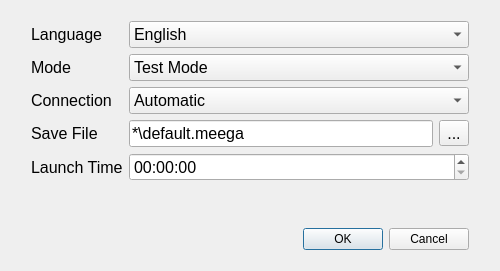
The window that MEEGA-Groundstation/UI-Files/MEEGA_startup.ui (JanNiklasJuedt/MEEGA-Software) describes before a commit, drawn with Qt 5.
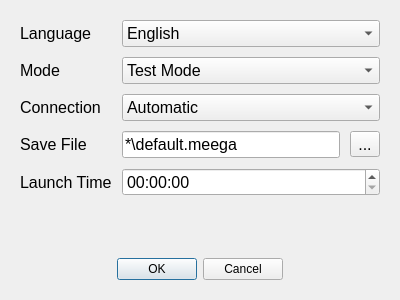
The same window after the commit.

Patch:
```diff
--- a/MEEGA-Groundstation/UI-Files/MEEGA_startup.ui
+++ b/MEEGA-Groundstation/UI-Files/MEEGA_startup.ui
@@ -12,8 +12,8 @@
    <rect>
     <x>0</x>
     <y>0</y>
-    <width>500</width>
-    <height>271</height>
+    <width>400</width>
+    <height>300</height>
    </rect>
   </property>
   <property name="sizePolicy">
@@ -40,55 +40,19 @@
    <bool>true</bool>
   </property>
   <layout class="QGridLayout" name="gridLayout">
-   <item row="4" column="1">
-    <spacer name="verticalSpacer_2">
-     <property name="orientation">
-      <enum>Qt::Orientation::Vertical</enum>
-     </property>
-     <property name="sizeType">
-      <enum>QSizePolicy::Policy::Minimum</enum>
-     </property>
-     <property name="sizeHint" stdset="0">
-      <size>
-       <width>20</width>
-       <height>10</height>
-      </size>
-     </property>
-    </spacer>
-   </item>
-   <item row="0" column="1">
-    <spacer name="verticalSpacer_3">
-     <property name="orientation">
-      <enum>Qt::Orientation::Vertical</enum>
-     </property>
-     <property name="sizeType">
-      <enum>QSizePolicy::Policy::Minimum</enum>
-     </property>
-     <property name="sizeHint" stdset="0">
-      <size>
-       <width>20</width>
-       <height>10</height>
-      </size>
-     </property>
-    </spacer>
-   </item>
-   <item row="3" column="0">
-    <spacer name="horizontalSpacer_2">
-     <property name="orientation">
-      <enum>Qt::Orientation::Horizontal</enum>
-     </property>
-     <property name="sizeType">
-      <enum>QSizePolicy::Policy::Minimum</enum>
-     </property>
-     <property name="sizeHint" stdset="0">
-      <size>
-       <width>20</width>
-       <height>20</height>
-      </size>
-     </property>
-    </spacer>
-   </item>
-   <item row="3" column="1">
+   <property name="leftMargin">
+    <number>20</number>
+   </property>
+   <property name="topMargin">
+    <number>20</number>
+   </property>
+   <property name="rightMargin">
+    <number>20</number>
+   </property>
+   <property name="bottomMargin">
+    <number>20</number>
+   </property>
+   <item row="2" column="0">
     <layout class="QHBoxLayout" name="horizontalLayout">
      <item>
       <widget class="QDialogButtonBox" name="buttonBox">
@@ -113,13 +77,13 @@
         <set>QDialogButtonBox::StandardButton::Cancel|QDialogButtonBox::StandardButton::Ok</set>
        </property>
        <property name="centerButtons">
-        <bool>false</bool>
+        <bool>true</bool>
        </property>
       </widget>
      </item>
     </layout>
    </item>
-   <item row="2" column="1">
+   <item row="1" column="0">
     <spacer name="verticalSpacer">
      <property name="orientation">
       <enum>Qt::Orientation::Vertical</enum>
@@ -135,24 +99,14 @@
      </property>
     </spacer>
    </item>
-   <item row="3" column="2">
-    <spacer name="horizontalSpacer">
-     <property name="orientation">
-      <enum>Qt::Orientation::Horizontal</enum>
-     </property>
-     <property name="sizeType">
-      <enum>QSizePolicy::Policy::Minimum</enum>
-     </property>
-     <property name="sizeHint" stdset="0">
-      <size>
-       <width>20</width>
-       <height>20</height>
-      </size>
-     </property>
-    </spacer>
-   </item>
-   <item row="1" column="1">
+   <item row="0" column="0">
     <layout class="QFormLayout" name="formLayout">
+     <property name="horizontalSpacing">
+      <number>10</number>
+     </property>
+     <property name="verticalSpacing">
+      <number>10</number>
+     </property>
      <item row="1" column="0">
       <widget class="QLabel" name="modeLabel">
        <property name="text">
```
Left out of the diff: 2 changed lines with no effect on the pictures.
